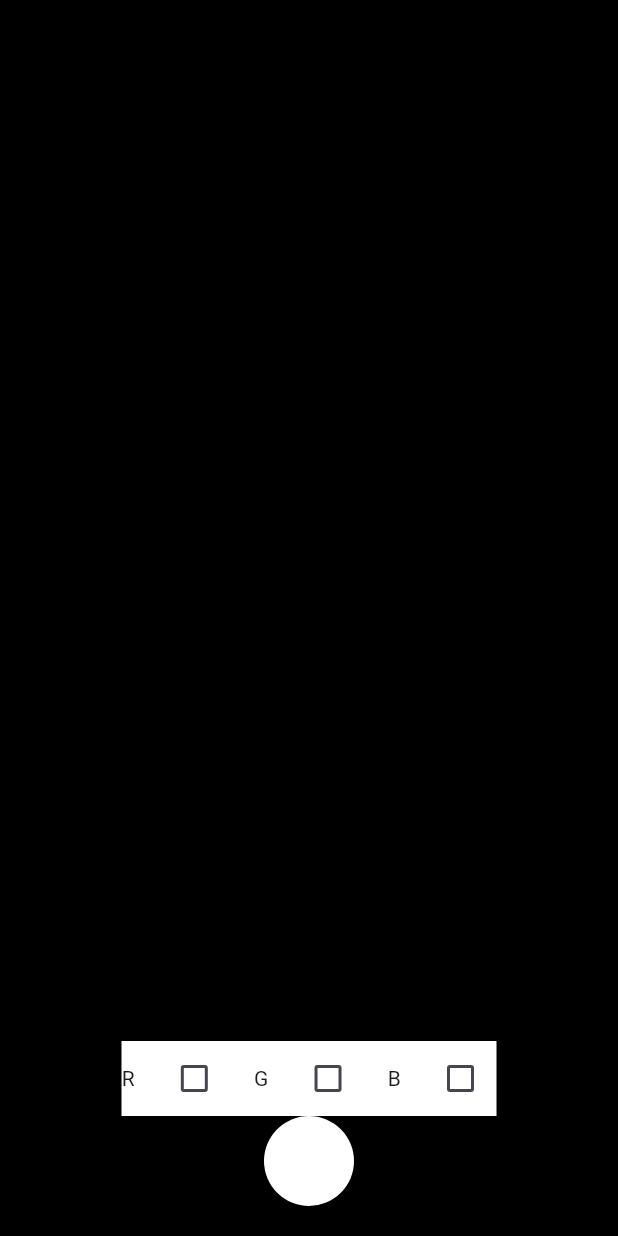
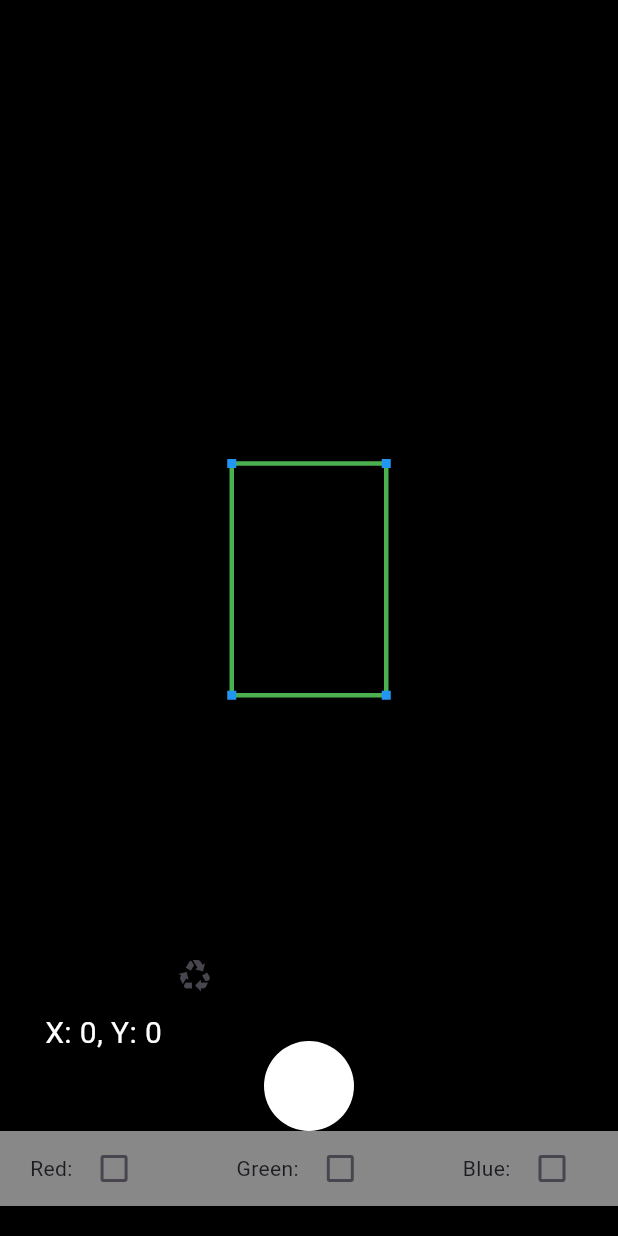
Before and after one commit to YahalomsGuy/image_picker_example, a Flutter app: the screen it shows after launch, after a tap on "Take Red Photo", on a phone screen of 412 x 824 dp. Run offline on Flutter 3.47's test engine with Material 3 defaults, Android fonts, the phone set to English and light mode, and no system bars; our stand-ins replace camera, image_picker; missing offline and left inert: screen_brightness.

Commit message:
fixes to RedPage

```diff
--- /dev/null
+++ b/lib/base/glob.dart
@@ -0,0 +1,14 @@
+import 'dart:ui';
+
+enum EnumCameraDescription { front, back }
+
+double roiLeft = 90;
+double roiWidth = 60;
+double roiTop = 120;
+double roiHeight = 60;
+late Size size;
+late Canvas canvas;
+bool chkRed = false;
+bool chkGreen = false;
+bool chkBlue = false;
+int tolerance = 10;
--- a/lib/cam_red_page.dart
+++ b/lib/cam_red_page.dart
@@ -1,14 +1,16 @@
+import 'dart:ui';
+
+import 'package:flutter/cupertino.dart';
+import 'package:flutter/material.dart';
+import 'package:image_picker_example/base/glob.dart';
+import 'package:image_picker_example/widgets/roi_size_widget.dart';
+import 'dart:io';
 import 'dart:typed_data';
 
+import 'image_picker_screen.dart';
 import 'package:camera/camera.dart';
-import 'package:flutter/cupertino.dart';
-import 'dart:io';
-import 'package:flutter/material.dart';
-import 'package:flutter/widgets.dart';
 import 'package:image/image.dart' as im;
 import 'package:screen_brightness/screen_brightness.dart';
-
-import 'image_picker_screen.dart';
 
 class CamRedPage extends StatefulWidget {
   const CamRedPage({super.key});
@@ -20,21 +22,10 @@ class CamRedPage extends StatefulWidget {
 class _CamRedPageState extends State<CamRedPage> {
   late CameraController camCtrl;
 
-  bool chkRed = false;
-  bool chkGreen = false;
-  bool chkBlue = false;
-  int roiLeft = 90;
-  int roiWidth = 60;
-  int roiTop = 220;
-  int roiHeight = 60;
-  late Size size;
-  //Canvas canvas = Canvas();
   @override
   Widget build(BuildContext context) {
     size = MediaQuery.of(context).size;
     return Scaffold(
-      backgroundColor: Color.fromARGB(
-          0, chkRed ? 255 : 0, chkGreen ? 255 : 0, chkBlue ? 255 : 0),
       body: Container(
         width: MediaQuery.of(context).size.width,
         color: Color.fromARGB(
@@ -44,72 +35,46 @@ class _CamRedPageState extends State<CamRedPage> {
             builder: (context, snapshot) {
               if (snapshot.connectionState == ConnectionState.done) {
                 return Stack(
-                  alignment: Alignment.center,
+                  alignment: Alignment.topLeft,
                   children: [
                     //CameraPreview(camCtrl),
                     //Image.asset('assets/images/redOverlay.png', fit: BoxFit.fill),
+                    const RoiSizeWidget(),
                     Padding(
                       padding: const EdgeInsets.symmetric(vertical: 20),
                       child: Column(
                         mainAxisAlignment: MainAxisAlignment.spaceBetween,
                         // mainAxisSize: MainAxisSize.max,
                         children: [
+                          const SizedBox(height: 0),
                           Column(
                             children: [
-                              Text(
-                                "Align.......",
-                                style: TextStyle(
-                                    color: Colors.black, fontSize: 24),
+                              InkWell(
+                                onTap: () => onTakePic(),
+                                child: CircleAvatar(
+                                  backgroundColor: chkRed && chkGreen
+                                      ? Colors.black
+                                      : Colors.white,
+                                  radius: 30,
+                                ),
                               ),
-                            ],
-                          ),
-                          Column(
-                            children: [
                               Container(
-                                color: chkRed && chkGreen && chkBlue
-                                    ? Colors.black
-                                    : Colors.white,
-                                width: 250,
+                                padding: EdgeInsets.symmetric(horizontal: 20),
+                                color: chkRed && chkGreen
+                                    ? Color(0x88000000)
+                                    : Color(0x88FFFFFF),
+                                width: MediaQuery.of(context).size.width,
                                 height: 50,
                                 child: Row(
+                                  crossAxisAlignment: CrossAxisAlignment.center,
                                   mainAxisSize: MainAxisSize.max,
                                   mainAxisAlignment:
                                       MainAxisAlignment.spaceBetween,
                                   children: [
-                                    Text("R"),
-                                    Checkbox(
-                                        value: chkRed,
-                                        onChanged: (checked) {
-                                          print(checked);
-                                          chkRed = checked!;
-                                          setState(() {});
-                                        }),
-                                    Text("G"),
-                                    Checkbox(
-                                        value: chkGreen,
-                                        onChanged: (checked) {
-                                          print(checked);
-                                          chkGreen = checked!;
-                                          setState(() {});
-                                        }),
-                                    Text("B"),
-                                    Checkbox(
-                                        value: chkBlue,
-                                        onChanged: (checked) {
-                                          print(checked);
-                                          chkBlue = checked!;
-                                          setState(() {});
-                                        }),
+                                    buildCheckbox("Red: "),
+                                    buildCheckbox("Green: "),
+                                    buildCheckbox("Blue: "),
                                   ],
-                                ),
-                              ),
-                              InkWell(
-                                onTap: () => onTakePic(),
-                                child: CircleAvatar(
-                                  backgroundColor: chkRed && chkGreen && chkBlue
-                                      ? Colors.black
-                                      : Colors.white,
-                                  radius: 30,
                                 ),
                               ),
                             ],
@@ -117,16 +82,43 @@ class _CamRedPageState extends State<CamRedPage> {
                         ],
                       ),
                     ),
-                    // Canvas().drawRect(rect, paint)
                   ],
                 );
               } else {
-                return Center(
+                return const Center(
                   child: CircularProgressIndicator(),
                 );
               }
             }),
       ),
+    );
+  }
+
+  Widget buildCheckbox(String text) {
+    return Row(
+      children: [
+        Text(text),
+        Checkbox(
+            value: text == "Blue: "
+                ? chkBlue
+                : text == "Red: "
+                    ? chkRed
+                    : chkGreen,
+            onChanged: (checked) {
+              switch (text) {
+                case "Blue: ":
+                  chkBlue = checked!;
+                  break;
+                case "Green: ":
+                  chkGreen = checked!;
+                  break;
+                case "Red: ":
+                  chkRed = checked!;
+                  break;
+              }
+              setState(() {});
+            }),
+      ],
     );
   }
 
@@ -196,10 +188,6 @@ class _CamRedPageState extends State<CamRedPage> {
         myList.add(thePixel);
         i = i + 3;
       }
-      int roiLeft = 90;
-      int roiWidth = 60;
-      int roiTop = 220;
-      int roiHeight = 60;
 
       print(myList.length);
       List<Pixel> cutList = [];
@@ -208,8 +196,8 @@ class _CamRedPageState extends State<CamRedPage> {
             pixel.X < roiLeft + roiWidth &&
             pixel.Y >= roiTop &&
             pixel.Y < roiTop + roiHeight) {
-          pixel.X = pixel.X - roiLeft;
-          pixel.Y = pixel.Y - roiTop;
+          pixel.X = pixel.X - roiLeft.toInt();
+          pixel.Y = pixel.Y - roiTop.toInt();
           cutList.add(pixel);
         }
       }
@@ -264,5 +252,3 @@ class _CamRedPageState extends State<CamRedPage> {
     }
   }
 }
-
-enum EnumCameraDescription { front, back }
--- /dev/null
+++ b/lib/widgets/open_painter.dart
@@ -0,0 +1,53 @@
+import 'dart:ui';
+
+import 'package:flutter/material.dart';
+
+class OpenPainter extends CustomPainter {
+  const OpenPainter({
+    required this.left,
+    required this.top,
+    required this.width,
+    required this.height,
+    required this.screenSize,
+  });
+
+  final double left;
+  final double top;
+  final double width;
+  final double height;
+  final Size screenSize;
+
+  @override
+  void paint(Canvas canvas, Size size) {
+    double widthRatio = screenSize.width / 240;
+    double heightRatio = screenSize.height / 320;
+
+    var paintRect = Paint()
+      ..color = Colors.green
+      ..style = PaintingStyle.stroke
+      ..strokeWidth = 3;
+    var paintPoints = Paint()
+      ..color = Colors.blue
+      ..style = PaintingStyle.fill
+      ..strokeWidth = 6;
+    List<Offset> points = [
+      Offset((left * widthRatio).toDouble(), (top * heightRatio).toDouble()),
+      Offset(((left + width) * widthRatio).toDouble(),
+          (top * heightRatio).toDouble()),
+      Offset((left * widthRatio).toDouble(),
+          ((top + height) * heightRatio).toDouble()),
+      Offset(((left + width) * widthRatio).toDouble(),
+          ((top + height) * heightRatio).toDouble()),
+    ];
+
+    canvas.drawRect(
+        Offset(left * widthRatio, top * heightRatio) &
+            Size(width * widthRatio, height * heightRatio),
+        paintRect);
+
+    canvas.drawPoints(PointMode.points, points, paintPoints);
+  }
+
+  @override
+  bool shouldRepaint(CustomPainter oldDelegate) => true;
+}
--- /dev/null
+++ b/lib/widgets/roi_size_widget.dart
@@ -0,0 +1,188 @@
+import 'package:flutter/material.dart';
+import 'package:image_picker_example/base/glob.dart';
+import 'package:image_picker_example/widgets/open_painter.dart';
+
+enum CursorWork { nothing, move, resizeTop, resizeBottom }
+
+class RoiSizeWidget extends StatefulWidget {
+  const RoiSizeWidget({super.key});
+
+  @override
+  State<RoiSizeWidget> createState() => _RoiSizeWidgetState();
+}
+
+class _RoiSizeWidgetState extends State<RoiSizeWidget> {
+  @override
+  bool expOpen = false;
+  double x = 0.0;
+  double y = 0.0;
+  double deltaX = 0.0;
+  double deltaY = 0.0;
+  double heightRatio = 0.0;
+  double widthRatio = 0.0;
+  int downX = 0;
+  int downY = 0;
+  late Size size;
+  CursorWork job = CursorWork.nothing;
+  @override
+  Widget build(BuildContext context) {
+    size = MediaQuery.of(context).size;
+    heightRatio = size.height / 320;
+    widthRatio = size.width / 240;
+    return Stack(
+      children: [
+        Container(
+          width: size.width,
+          height: size.height,
+          color: Colors.transparent,
+          child: Listener(
+            //onPointerSignal: ,
+            onPointerMove: updateLocation,
+            onPointerDown: moveResize,
+            child: CustomPaint(
+              painter: OpenPainter(
+                left: roiLeft,
+                top: roiTop,
+                width: roiWidth,
+                height: roiHeight,
+                screenSize: size,
+              ),
+            ),
+          ),
+        ),
+        // Positioned(
+        //   left: 40,
+        //   top: 50,
+        //   child: SizedBox(
+        //     width: MediaQuery.of(context).size.width - 80,
+        //     height: expOpen ? 250 : 80,
+        //     child: ExpansionTile(
+        //       backgroundColor: Colors.white.withOpacity(0.5),
+        //       collapsedBackgroundColor: Colors.transparent,
+        //       expansionAnimationStyle: AnimationStyle.noAnimation,
+        //       iconColor: Colors.red,
+        //       collapsedIconColor: Colors.white,
+        //       onExpansionChanged: (open) {
+        //         expOpen = open;
+        //         setState(() {});
+        //       },
+        //       title: Text("Position and Size"),
+        //       children: [
+        //         Slider(
+        //             min: -99999,
+        //             max: 99999,
+        //             value: roiTop.toDouble(),
+        //             onChanged: (newTop) {
+        //               roiTop = newTop;
+        //               setState(() {});
+        //             }),
+        //         Slider(
+        //             min: 0,
+        //             max: (240 - roiWidth).toDouble(),
+        //             value: roiLeft.toDouble(),
+        //             onChanged: (newLeft) {
+        //               roiLeft = newLeft;
+        //               setState(() {});
+        //             }),
+        //         Slider(
+        //             min: -99999,
+        //             max: 9999,
+        //             value: roiWidth.toDouble(),
+        //             onChanged: (newWidth) {
+        //               roiWidth = newWidth;
+        //               setState(() {});
+        //             }),
+        //         Slider(
+        //             min: 10,
+        //             max: 100,
+        //             value: roiHeight.toDouble(),
+        //             onChanged: (newHeight) {
+        //               roiHeight = newHeight;
+        //               setState(() {});
+        //             }),
+        //       ],
+        //     ),
+        //   ),
+        // ),
+        Positioned(
+          bottom: 50,
+          left: 30,
+          child: Column(
+            children: [
+              IconButton(
+                  onPressed: () {
+                    setState(() {
+                      roiTop = 120;
+                      roiLeft = 90;
+                    });
+                  },
+                  icon: const Icon(Icons.recycling)),
+              SizedBox(
+                width: 200,
+                height: 100,
+                child: Text(
+                  "X: ${x ~/ widthRatio}, Y: ${y ~/ heightRatio}",
+                  style: TextStyle(
+                      color: chkRed && chkGreen ? Colors.black : Colors.white,
+                      fontSize: 20),
+                ),
+              ),
+            ],
+          ),
+        ),
+      ],
+    );
+  }
+
+  updateLocation(PointerEvent details) {
+    setState(() {
+      x = details.position.dx;
+      y = details.position.dy;
+      deltaX = details.delta.dx / widthRatio;
+      deltaY = details.delta.dy / heightRatio;
+      switch (job) {
+        case CursorWork.nothing:
+          break;
+        case CursorWork.move:
+          roiLeft += deltaX;
+          roiTop += deltaY;
+          break;
+        case CursorWork.resizeTop:
+          roiLeft += deltaX;
+          roiTop += deltaY;
+          roiWidth -= deltaX;
+          roiHeight -= deltaY;
+          break;
+        case CursorWork.resizeBottom:
+          roiWidth += deltaX;
+          roiHeight += deltaY;
+          break;
+      }
+    });
+  }
+
+  moveResize(PointerEvent details) {
+    x = details.position.dx;
+    y = details.position.dy;
+    int xPoint = x ~/ widthRatio;
+    int yPoint = y ~/ heightRatio;
+    downX = xPoint;
+    downY = yPoint;
+    if ((xPoint - roiLeft).abs() < tolerance &&
+        ((yPoint - roiTop).abs()) < tolerance) {
+      print("Caught TopLeft Edge, Stretching top anchor!!!");
+      job = CursorWork.resizeTop;
+    } else if ((xPoint - (roiLeft + roiWidth)).abs() < tolerance &&
+        ((yPoint - (roiTop + roiHeight)).abs()) < tolerance) {
+      print("Caught BottomRight Edge, Stretching bottom anchor!!!");
+      job = CursorWork.resizeBottom;
+    } else {
+      print("Did not Catch Edge, Moving !!!");
+      job = CursorWork.move;
+    }
+
+    setState(() {
+      print("Caught X: ${xPoint.toInt()}, Y: ${yPoint.toInt()}");
+    });
+  }
+}
```
